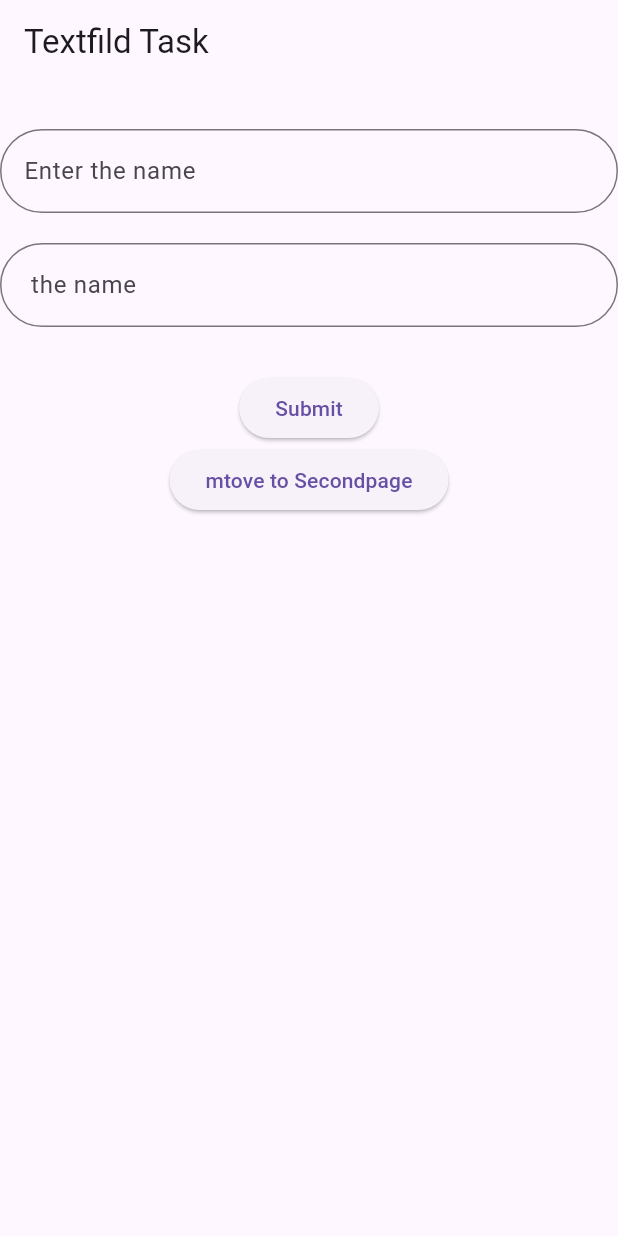
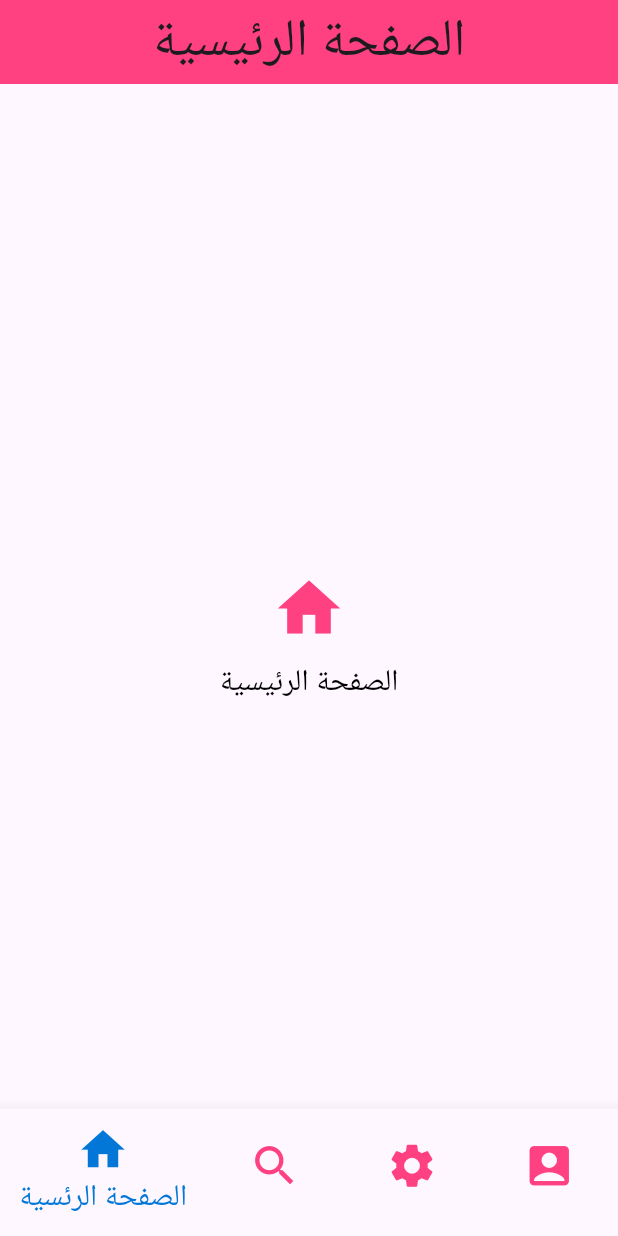
Before and after one commit to Yousef-Alzubaidi/flutter_labtask, a Flutter app: the screen it shows after launch, on a phone screen of 412 x 824 dp. Run offline on Flutter 3.47's test engine with Material 3 defaults, Android fonts, the phone set to English and light mode, and no system bars.

Commit message:
bottomnavbar-task

```diff
--- /dev/null
+++ b/lib/Homepage.dart
@@ -0,0 +1,18 @@
+import 'package:flutter/material.dart';
+class home extends StatelessWidget {
+  const home({super.key});
+
+  @override
+  Widget build(BuildContext context) {
+    return Scaffold(
+      appBar: AppBar(title: Text(''),),
+      body: Center(child: Column
+        (mainAxisAlignment: MainAxisAlignment.center,
+        children: [
+        Icon(Icons.home,size:50,color:Colors.pinkAccent),
+        SizedBox(height: 10,),
+        Text("الصفحة الرئيسية",style:TextStyle(color:Colors.black,fontSize: 20))
+      ],),),
+    );
+  }
+}
--- /dev/null
+++ b/lib/Indexpage.dart
@@ -0,0 +1,72 @@
+import 'package:flutter/material.dart';
+import 'Homepage.dart';
+import 'settingpage.dart';
+import 'Shearchpage.dart';
+import 'Accountpage.dart';
+class index extends StatefulWidget {
+  const index({super.key});
+
+  @override
+  State<index> createState() => _indexState();
+}
+
+class _indexState extends State<index> {
+  int bottomnavbar=0;
+  List<Widget> pages=[
+home(),
+search(),
+setting(),
+acount() ];
+
+  String gittitle(int index){
+    switch(index){
+      case 0:
+        return 'الصفحة الرئيسية';
+      case 1:
+        return 'البحث';
+      case 2:
+        return 'الاعدادات';
+      case 3:
+        return 'الحساب';
+      default:
+        return 'صفحة';
+    }
+  }
+
+  @override
+  Widget build(BuildContext context) {
+
+    return Scaffold(
+      appBar: AppBar(
+
+        title: Text(gittitle(bottomnavbar),style:TextStyle(fontSize:35)),
+        centerTitle: true,
+        backgroundColor: Colors.pinkAccent,
+      ),
+      body: IndexedStack(
+        index:bottomnavbar ,
+        children:pages ,
+      ),
+      bottomNavigationBar: BottomNavigationBar(
+        currentIndex: bottomnavbar,
+          onTap: (index){
+          setState(() {
+            bottomnavbar=index;
+          });
+          },
+          selectedItemColor: const Color.fromARGB(255, 2, 119, 215),
+          unselectedItemColor: Colors.pinkAccent,
+          iconSize: 35,
+          selectedFontSize: 20,
+          items: [
+            BottomNavigationBarItem(icon: Icon(Icons.home,),label: "الصفحة الرئسية"),
+            BottomNavigationBarItem(icon: Icon(Icons.search,),label: "البحث"),
+            BottomNavigationBarItem(icon: Icon(Icons.settings,),label: "الاعدادات"),
+            BottomNavigationBarItem(icon: Icon(Icons.account_box,),label: "الحساب"),
+
+          ]
+      ),
+    );
+
+  }
+}
--- a/lib/main.dart
+++ b/lib/main.dart
@@ -1,6 +1,5 @@
 import 'package:flutter/material.dart';
-
-import 'Secandpage.dart';
+import 'Indexpage.dart';
 
 void main() {
   runApp(const MyApp());
@@ -13,86 +12,10 @@ class MyApp extends StatelessWidget {
   @override
   Widget build(BuildContext context) {
     return MaterialApp(
-      title: 'Flutter Demo',
-      initialRoute: '/',
-      routes: {
-        '/':(context)=> Homepage(),
-      //  '/Secandpage':(context)=> Secandpage(),
-      },
-      //home: const Homepage(),
+      debugShowCheckedModeBanner: false,
+      home: index(),
+
     );
+
   }
 }
-
-class Homepage extends StatefulWidget {
-  const Homepage({super.key});
-
-  @override
-  State<Homepage> createState() => _HomepageState();
-}
-
-class _HomepageState extends State<Homepage> {
-  TextEditingController _controller1 =TextEditingController();
-  TextEditingController _controller2 =TextEditingController();
-void _login(){
-  setState(() {
-    // _controller1.text=_controller2.text;
-    _controller2.text=_controller1.text;
-  });
-}
-
-void _Nav2(){
-Navigator.push(context,
-
-    MaterialPageRoute(builder: (context)=>Secandpage(
-      name: _controller1.text,
-
-    )));
-}
-
-void _Nav(){
-  Navigator.pushNamed(context, "/Secandpage");
-}
-  @override
-  Widget build(BuildContext context) {
-    return  Scaffold(
-      appBar: AppBar(title: Text('Textfild Task'),),
-      body: Column(
-        children: [
-          SizedBox(height: 30,),
-          TextField(
-controller: _controller1,
-            decoration: InputDecoration(
-              labelText: 'Enter the name',
-              hintText: 'Yousef ',
-              border: OutlineInputBorder(
-                borderRadius: BorderRadius.circular(30.0)
-              )
-            ),
-          ),
-          SizedBox(height: 20,),
-          TextField(
-            controller: _controller2,
-            decoration: InputDecoration(
-                labelText: ' the name',
-                hintText: 'Yousef ',
-                border: OutlineInputBorder(
-                    borderRadius: BorderRadius.circular(30.0)
-                )
-            ),
-            readOnly: true,
-          ),
-          SizedBox(height: 30,),
-ElevatedButton(
-
-    onPressed: _login,
-    child: Text("Submit")),
-          ElevatedButton(
-
-            onPressed:_Nav2 ,
-            child: Text('mtove to Secondpage')),
-        ],
-      ),
-    );
-  }
-}
```
Also changed, not shown: lib/Accountpage.dart (added, +22 -0 lines), lib/Secandpage.dart (deleted, +0 -27 lines), lib/Settingpage.dart (added, +18 -0 lines), lib/Shearchpage.dart (added, +18 -0 lines).
